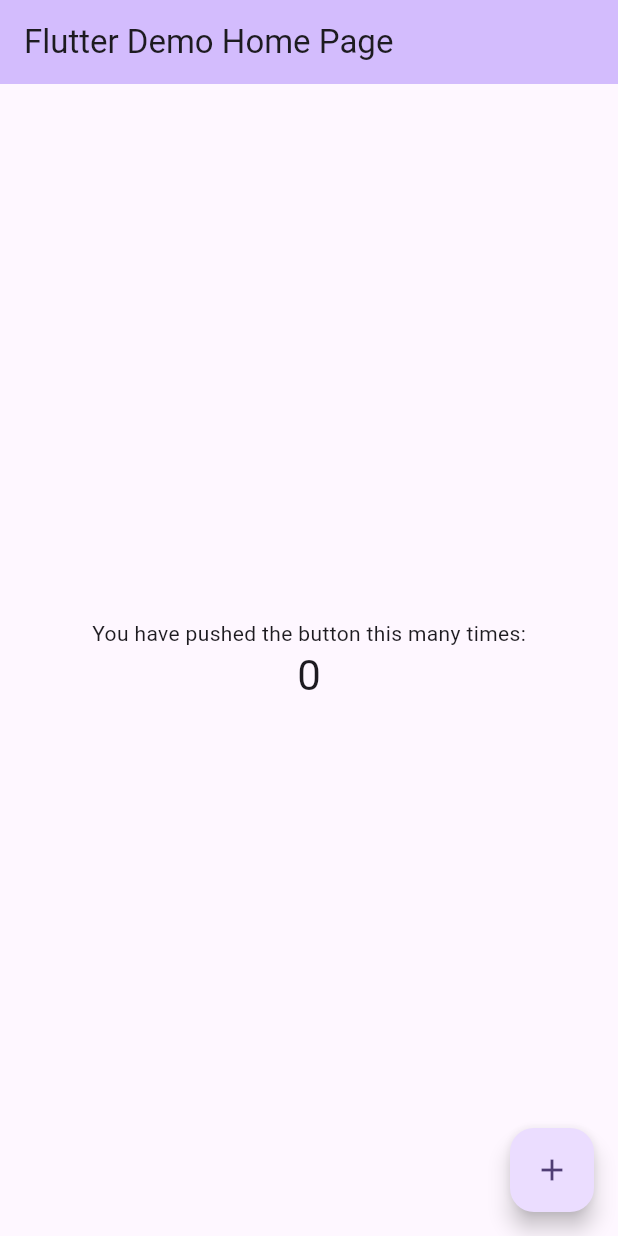
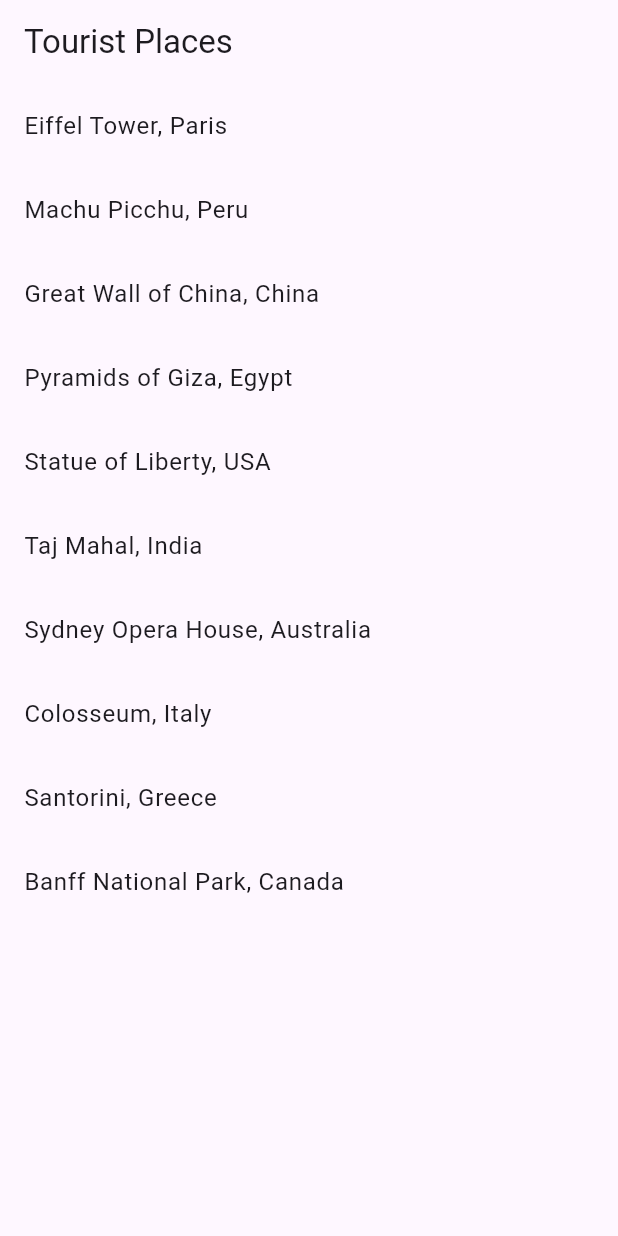
Before and after one commit to godwin-jg/maps, a Flutter app: the screen it shows after launch, on a phone screen of 412 x 824 dp. Run offline on Flutter 3.47's test engine with Material 3 defaults, Android fonts, the phone set to English and light mode, and no system bars.

Commit message:
third commit

```diff
--- a/lib/main.dart
+++ b/lib/main.dart
@@ -1,125 +1,52 @@
 import 'package:flutter/material.dart';
 
 void main() {
-  runApp(const MyApp());
+  runApp(MyApp());
 }
 
 class MyApp extends StatelessWidget {
-  const MyApp({super.key});
-
-  // This widget is the root of your application.
   @override
   Widget build(BuildContext context) {
     return MaterialApp(
-      title: 'Flutter Demo',
-      theme: ThemeData(
-        // This is the theme of your application.
-        //
-        // TRY THIS: Try running your application with "flutter run". You'll see
-        // the application has a purple toolbar. Then, without quitting the app,
-        // try changing the seedColor in the colorScheme below to Colors.green
-        // and then invoke "hot reload" (save your changes or press the "hot
-        // reload" button in a Flutter-supported IDE, or press "r" if you used
-        // the command line to start the app).
-        //
-        // Notice that the counter didn't reset back to zero; the application
-        // state is not lost during the reload. To reset the state, use hot
-        // restart instead.
-        //
-        // This works for code too, not just values: Most code changes can be
-        // tested with just a hot reload.
-        colorScheme: ColorScheme.fromSeed(seedColor: Colors.deepPurple),
-        useMaterial3: true,
-      ),
-      home: const MyHomePage(title: 'Flutter Demo Home Page'),
+      title: 'Tourist Places',
+      home: TouristPlacesScreen(),
     );
   }
 }
 
-class MyHomePage extends StatefulWidget {
-  const MyHomePage({super.key, required this.title});
-
-  // This widget is the home page of your application. It is stateful, meaning
-  // that it has a State object (defined below) that contains fields that affect
-  // how it looks.
-
-  // This class is the configuration for the state. It holds the values (in this
-  // case the title) provided by the parent (in this case the App widget) and
-  // used by the build method of the State. Fields in a Widget subclass are
-  // always marked "final".
-
-  final String title;
-
-  @override
-  State<MyHomePage> createState() => _MyHomePageState();
-}
-
-class _MyHomePageState extends State<MyHomePage> {
-  int _counter = 0;
-
-  void _incrementCounter() {
-    setState(() {
-      // This call to setState tells the Flutter framework that something has
-      // changed in this State, which causes it to rerun the build method below
-      // so that the display can reflect the updated values. If we changed
-      // _counter without calling setState(), then the build method would not be
-      // called again, and so nothing would appear to happen.
-      _counter++;
-    });
-  }
+class TouristPlacesScreen extends StatelessWidget {
+  final List<String> touristPlaces = [
+    'Eiffel Tower, Paris',
+    'Machu Picchu, Peru',
+    'Great Wall of China, China',
+    'Pyramids of Giza, Egypt',
+    'Statue of Liberty, USA',
+    'Taj Mahal, India',
+    'Sydney Opera House, Australia',
+    'Colosseum, Italy',
+    'Santorini, Greece',
+    'Banff National Park, Canada',
+  ];
 
   @override
   Widget build(BuildContext context) {
-    // This method is rerun every time setState is called, for instance as done
-    // by the _incrementCounter method above.
-    //
-    // The Flutter framework has been optimized to make rerunning build methods
-    // fast, so that you can just rebuild anything that needs updating rather
-    // than having to individually change instances of widgets.
     return Scaffold(
       appBar: AppBar(
-        // TRY THIS: Try changing the color here to a specific color (to
-        // Colors.amber, perhaps?) and trigger a hot reload to see the AppBar
-        // change color while the other colors stay the same.
-        backgroundColor: Theme.of(context).colorScheme.inversePrimary,
-        // Here we take the value from the MyHomePage object that was created by
-        // the App.build method, and use it to set our appbar title.
-        title: Text(widget.title),
+        title: Text('Tourist Places'),
       ),
-      body: Center(
-        // Center is a layout widget. It takes a single child and positions it
-        // in the middle of the parent.
-        child: Column(
-          // Column is also a layout widget. It takes a list of children and
-          // arranges them vertically. By default, it sizes itself to fit its
-          // children horizontally, and tries to be as tall as its parent.
-          //
-          // Column has various properties to control how it sizes itself and
-          // how it positions its children. Here we use mainAxisAlignment to
-          // center the children vertically; the main axis here is the vertical
-          // axis because Columns are vertical (the cross axis would be
-          // horizontal).
-          //
-          // TRY THIS: Invoke "debug painting" (choose the "Toggle Debug Paint"
-          // action in the IDE, or press "p" in the console), to see the
-          // wireframe for each widget.
-          mainAxisAlignment: MainAxisAlignment.center,
-          children: <Widget>[
-            const Text(
-              'You have pushed the button this many times:',
-            ),
-            Text(
-              '$_counter',
-              style: Theme.of(context).textTheme.headlineMedium,
-            ),
-          ],
-        ),
+      body: ListView.builder(
+        itemCount: touristPlaces.length,
+        itemBuilder: (context, index) {
+          return ListTile(
+            title: Text(touristPlaces[index]),
+            onTap: () {
+              // You can add navigation or other actions when a place is tapped.
+              // For simplicity, we'll just print the place name for now.
+              print('Selected: ${touristPlaces[index]}');
+            },
+          );
+        },
       ),
-      floatingActionButton: FloatingActionButton(
-        onPressed: _incrementCounter,
-        tooltip: 'Increment',
-        child: const Icon(Icons.add),
-      ), // This trailing comma makes auto-formatting nicer for build methods.
     );
   }
 }
```
